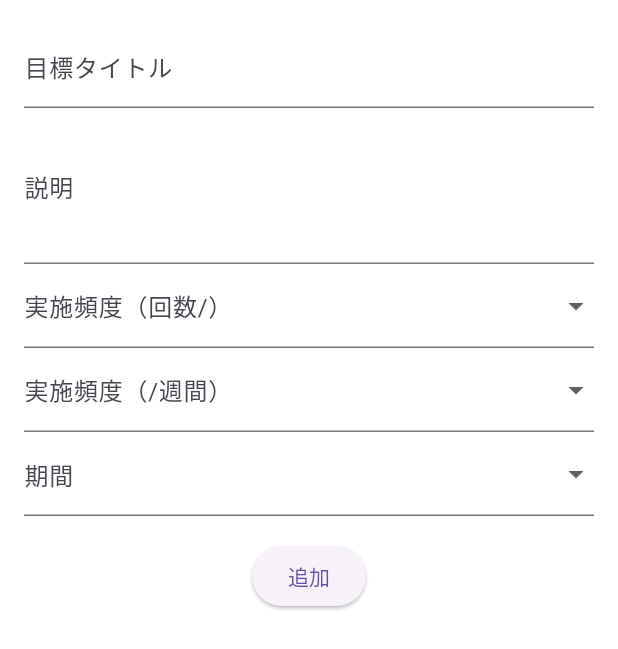
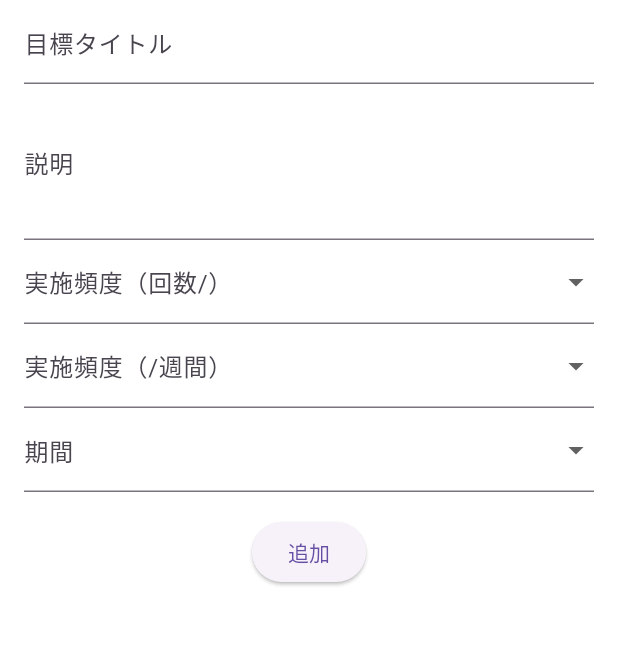
Before and after one commit to flame-grilled-hotdog/routine_app, a Flutter app: the GoalSet widget shown alone on an empty page, opened directly, after a tap on "追加", on a phone screen of 412 x 824 dp. Shown: the top 649 px of the screen. Run offline on Flutter 3.47's test engine with Material 3 defaults, Android fonts, the light colour scheme and no system bars.

Commit message:
目標設定画面修正／TODOコメント追加

```diff
--- a/lib/screen/main_screen.dart
+++ b/lib/screen/main_screen.dart
@@ -112,45 +112,46 @@ class _GoalSetState extends State<GoalSet> {
 
   @override
   Widget build(BuildContext context) {
-        String _title = '';
-        String _descrip = '';
-        String _frequency = '';
-        String _times = '';
-        String _term = '';
+        String title = '';
+        String descrip = '';
+        String frequency = '';
+        String times = '';
+        String term = '';
 
         return Container(
           color: Colors.white,
           child:
             Form(child: Padding(
-              padding: const EdgeInsets.all(16.0),
+              padding: const EdgeInsets.symmetric(vertical: 0, horizontal: 16),
               child: Column(children: [
-                  TextFormField(decoration: const InputDecoration(labelText: '目標タイトル'), maxLines: 1, onChanged: (value) {String _title = value;}),
-                  TextFormField(decoration: const InputDecoration(labelText: '説明'), maxLines: 3, onChanged: (value) {String _descrip = value;}),
+                  TextFormField(decoration: const InputDecoration(labelText: '目標タイトル'), maxLines: 1, onChanged: (value) {String title = value;}),
+                  TextFormField(decoration: const InputDecoration(labelText: '説明'), maxLines: 3, onChanged: (value) {String descrip = value;}),
                   DropdownButtonFormField(
                     decoration: const InputDecoration(labelText: '実施頻度（回数/）'),
                     items: ['1','2','3','4','5','6','7','8','9'].map((String value) {return DropdownMenuItem<String>(value: value,child: Text(value));}).toList(),
-                    onChanged: (value) {setState(() {_times = value!;});}),
+                    onChanged: (value) {setState(() {times = value!;});}),
                   DropdownButtonFormField(
                     decoration: const InputDecoration(labelText: '実施頻度（/週間）'),
                     items: ['日','週','月'].map((String value) {return DropdownMenuItem<String>(value: value,child: Text(value));}).toList(),
-                    onChanged: (value) {setState(() {_frequency = value!;});}),
+                    onChanged: (value) {setState(() {frequency = value!;});}),
                   DropdownButtonFormField(
                     decoration: const InputDecoration(labelText: '期間'),
                     items: ['3日','7日（1週間）','30日（1か月間）','60日（2か月間)','365日（1年間）'].map((String value) {return DropdownMenuItem<String>(value: value,child: Text(value));}).toList(),
-                    onChanged: (String? value) {setState(() {_term = value!;});}),
+                    onChanged: (String? value) {setState(() {term = value!;});}),
                   const SizedBox(height: 16),
                   ElevatedButton(onPressed: () {
-                    goalAdd(_title, _descrip, _frequency, int.parse(_times), _term);
+                    goalAdd(title, descrip, frequency, int.parse(times), term);
                     Navigator.pop(context);}, child: const Text('追加'))
               ])
           ))
         );
       }
 
+  // TODO 目標追加処理が動かない
   void goalAdd(String title, String descrip, String frequency, int times, String term) {
-    String id = 'G'+(MainScreenApp.getValidGoal.length+1).toString().padLeft(5,'0');
+    String num = (MainScreenApp.getValidGoal.length+1).toString().padLeft(5,'0');
     String termInt = term.replaceAll(RegExp(r'[^0-9]'),'');
-    GoalEntity goal=GoalEntity(id: id, title: title, descrip: descrip, times: times, frequency: frequency, term: int.parse(termInt), stime: DateTime.now(), etime: DateTime.now().add(Duration(days: int.parse(termInt))));
+    GoalEntity goal=GoalEntity(id: 'G$num', title: title, descrip: descrip, times: times, frequency: frequency, term: int.parse(termInt), stime: DateTime.now(), etime: DateTime.now().add(Duration(days: int.parse(termInt))));
     MainScreenApp.addGoal(goal);
   }
 }
```
